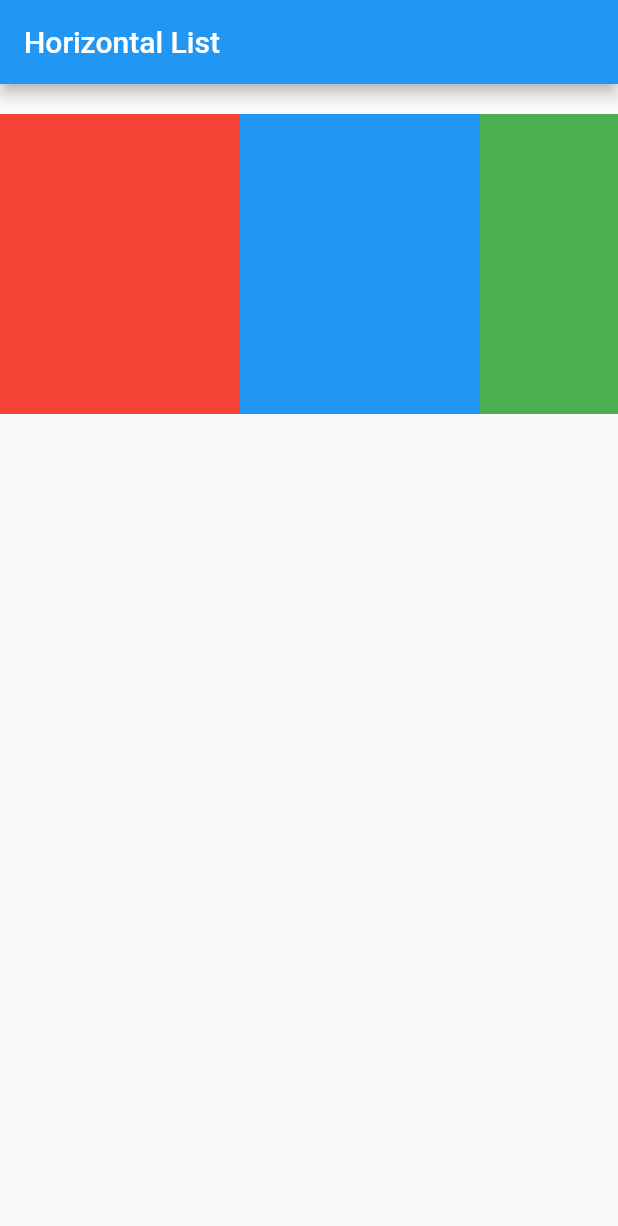
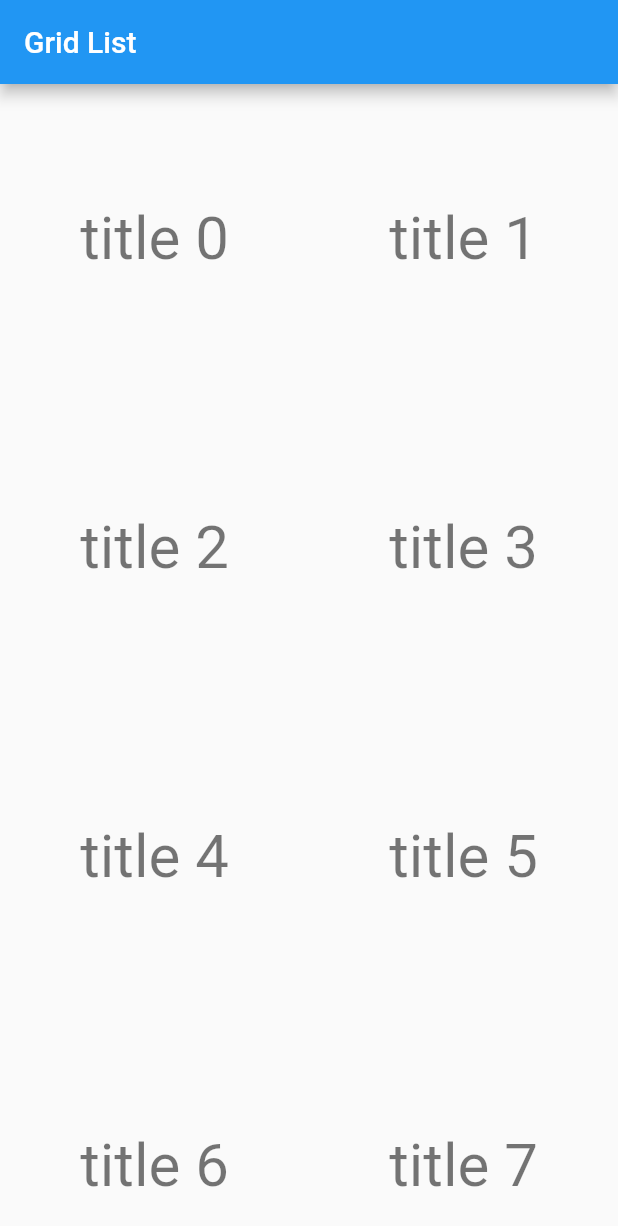
Before and after one commit to tkuanhoong/flutter_docu_app, a Flutter app: the screen it shows after launch, on a phone screen of 412 x 824 dp. Shown: the top 1226 px of the screen. Run offline on Flutter 3.47's test engine with Material 2 defaults, Android fonts, the phone set to English and light mode, and no system bars.

Commit message:
Grid View Example

```diff
--- a/lib/main.dart
+++ b/lib/main.dart
@@ -1,13 +1,21 @@
 import 'package:flutter/material.dart';
 import 'package:flutter_docu_app/ui/1.introduction/shopping_list.dart';
+import 'package:flutter_docu_app/ui/2.layout/2.1%20lists%20&%20grids/grid_view_example.dart';
 import 'package:flutter_docu_app/ui/2.layout/2.1%20lists%20&%20grids/horizontal_list.dart';
 import 'package:flutter_docu_app/ui/2.layout/2.1%20lists%20&%20grids/list_view_example.dart';
 import 'package:flutter_docu_app/ui/2.layout/build_layout.dart';
 
 void main() {
-  runApp(
-    MaterialApp(
-      home: HorizontalList(),
-    ),
-  );
+  runApp(const MyApp());
 }
+
+class MyApp extends StatelessWidget {
+  const MyApp({super.key});
+
+  @override
+  Widget build(BuildContext context) {
+    return const MaterialApp(
+      home: GridViewExample(),
+    );
+  }
+}
--- /dev/null
+++ b/lib/ui/2.layout/2.1 lists & grids/grid_view_example.dart
@@ -0,0 +1,39 @@
+import 'package:flutter/material.dart';
+
+class GridViewExample extends StatelessWidget {
+  const GridViewExample({super.key});
+
+  @override
+  Widget build(BuildContext context) {
+    final mockList = List.generate(
+      100,
+      (index) => Center(
+        child: Text(
+          "title $index",
+          style: Theme.of(context).textTheme.headlineLarge,
+        ),
+      ),
+    );
+    Widget gridViewUsingExtent = GridView.extent(
+        // Create a grid with not more than 220px width per column.
+        // if greater than 220, it would become another column.
+        maxCrossAxisExtent: 220,
+        children: mockList);
+    Widget simpleGrid = GridView.count(
+        // Create a grid with 2 columns. If you change the scrollDirection to
+        // horizontal, this produces 2 rows.
+        crossAxisCount: 2,
+        scrollDirection: Axis.vertical,
+        // scrollDirection: Axis.horizontal,
+        // Generate 100 widgets that display their index in the List.
+        children: mockList);
+    const title = 'Grid List';
+    return Scaffold(
+      appBar: AppBar(
+        title: const Text(title),
+      ),
+      body: simpleGrid,
+      // body: gridViewUsingExtent,
+    );
+  }
+}
```
